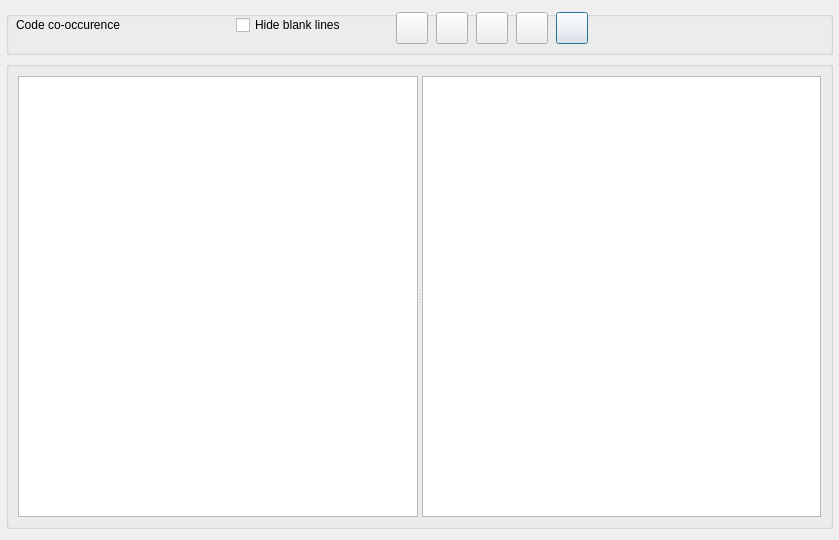
This is GUI_UIs/ui_dialog_cooccurrence.ui in ccbogel/QualCoder as Qt 5 draws it before an edit. The edited form follows.
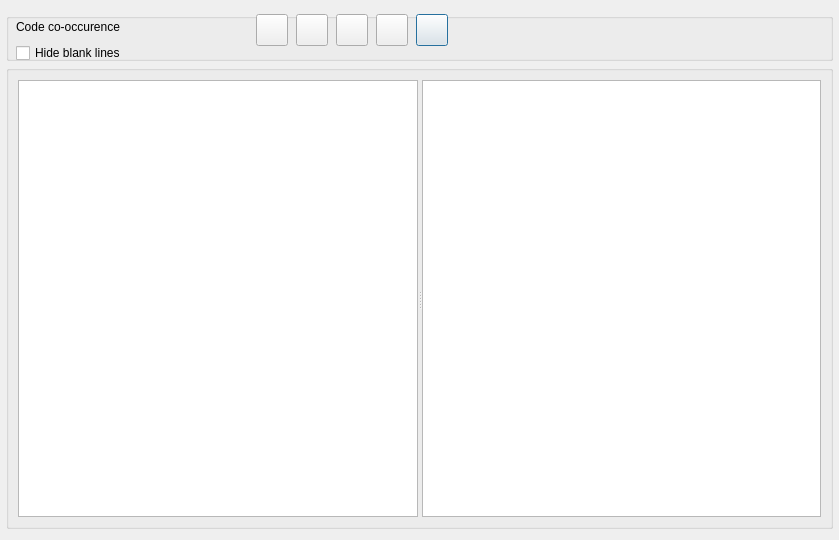
This is the edited form.

Diff of the .ui file:
```diff
--- a/GUI_UIs/ui_dialog_cooccurrence.ui
+++ b/GUI_UIs/ui_dialog_cooccurrence.ui
@@ -28,7 +28,7 @@
      <property name="minimumSize">
       <size>
        <width>0</width>
-       <height>44</height>
+       <height>48</height>
       </size>
      </property>
      <property name="maximumSize">
@@ -74,7 +74,7 @@
      <widget class="QPushButton" name="pushButton_export">
       <property name="geometry">
        <rect>
-        <x>550</x>
+        <x>410</x>
         <y>1</y>
         <width>32</width>
         <height>32</height>
@@ -102,9 +102,9 @@
      <widget class="QCheckBox" name="checkBox_hide_blanks">
       <property name="geometry">
        <rect>
-        <x>230</x>
-        <y>4</y>
-        <width>151</width>
+        <x>10</x>
+        <y>30</y>
+        <width>211</width>
         <height>20</height>
        </rect>
       </property>
@@ -115,7 +115,7 @@
      <widget class="QPushButton" name="pushButton_select_files">
       <property name="geometry">
        <rect>
-        <x>390</x>
+        <x>250</x>
         <y>1</y>
         <width>32</width>
         <height>32</height>
@@ -143,7 +143,7 @@
      <widget class="QPushButton" name="pushButton_select_categories">
       <property name="geometry">
        <rect>
-        <x>510</x>
+        <x>370</x>
         <y>1</y>
         <width>32</width>
         <height>32</height>
@@ -171,7 +171,7 @@
      <widget class="QPushButton" name="pushButton_select_codes">
       <property name="geometry">
        <rect>
-        <x>470</x>
+        <x>330</x>
         <y>1</y>
         <width>32</width>
         <height>32</height>
@@ -199,7 +199,7 @@
      <widget class="QPushButton" name="pushButton_file_attributes">
       <property name="geometry">
        <rect>
-        <x>430</x>
+        <x>290</x>
         <y>1</y>
         <width>32</width>
         <height>32</height>
```
